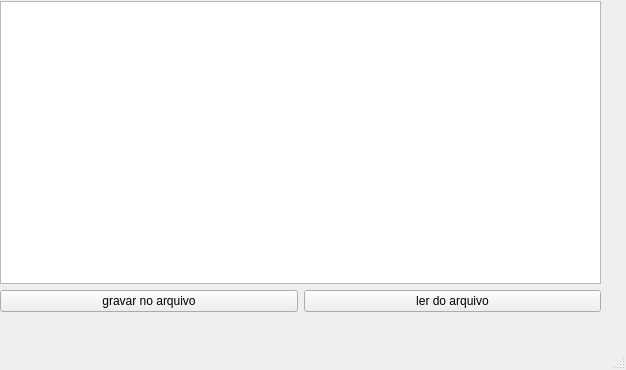
This is CFB_Cursos/QT/arquivos/arquivos/mainwindow.ui in marcospontoexe/Cpp as Qt 5 draws it before an edit. The edited form follows.
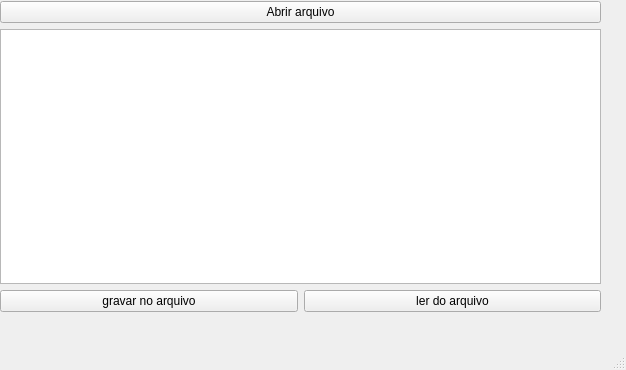
This is the edited form.

The edit to the form file:
```diff
--- a/CFB_Cursos/QT/arquivos/arquivos/mainwindow.ui
+++ b/CFB_Cursos/QT/arquivos/arquivos/mainwindow.ui
@@ -24,6 +24,13 @@
      </rect>
     </property>
     <layout class="QVBoxLayout" name="verticalLayout_2">
+     <item>
+      <widget class="QPushButton" name="pushButton_abrir">
+       <property name="text">
+        <string>Abrir arquivo</string>
+       </property>
+      </widget>
+     </item>
      <item>
       <layout class="QVBoxLayout" name="verticalLayout">
        <item>
```
